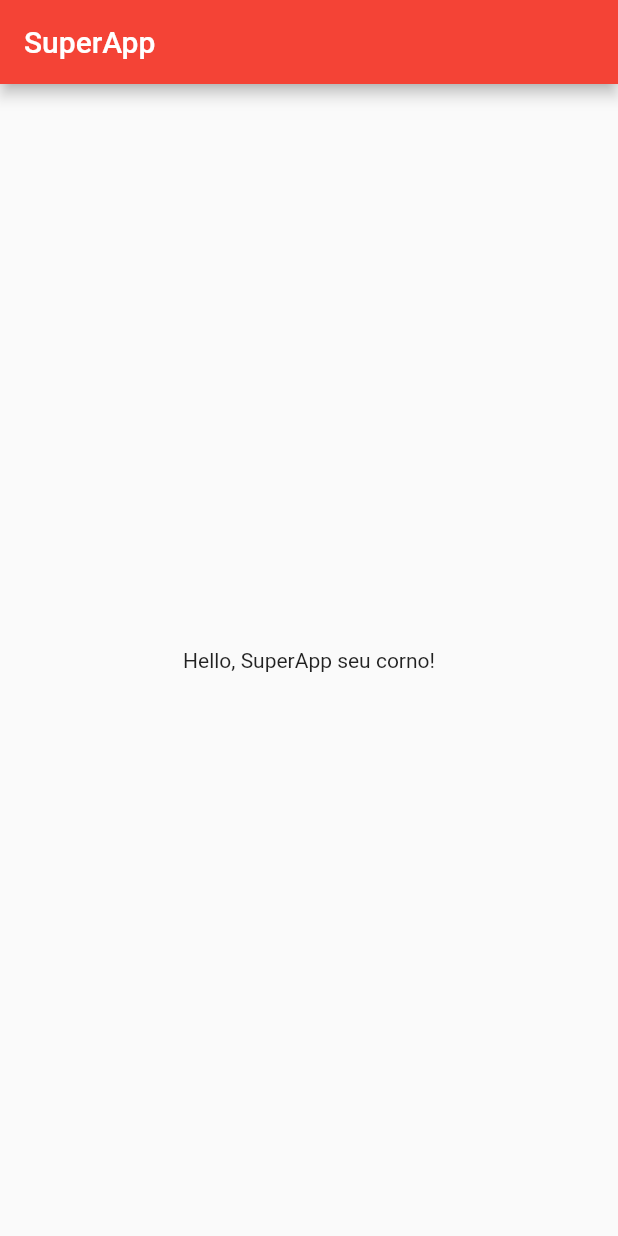
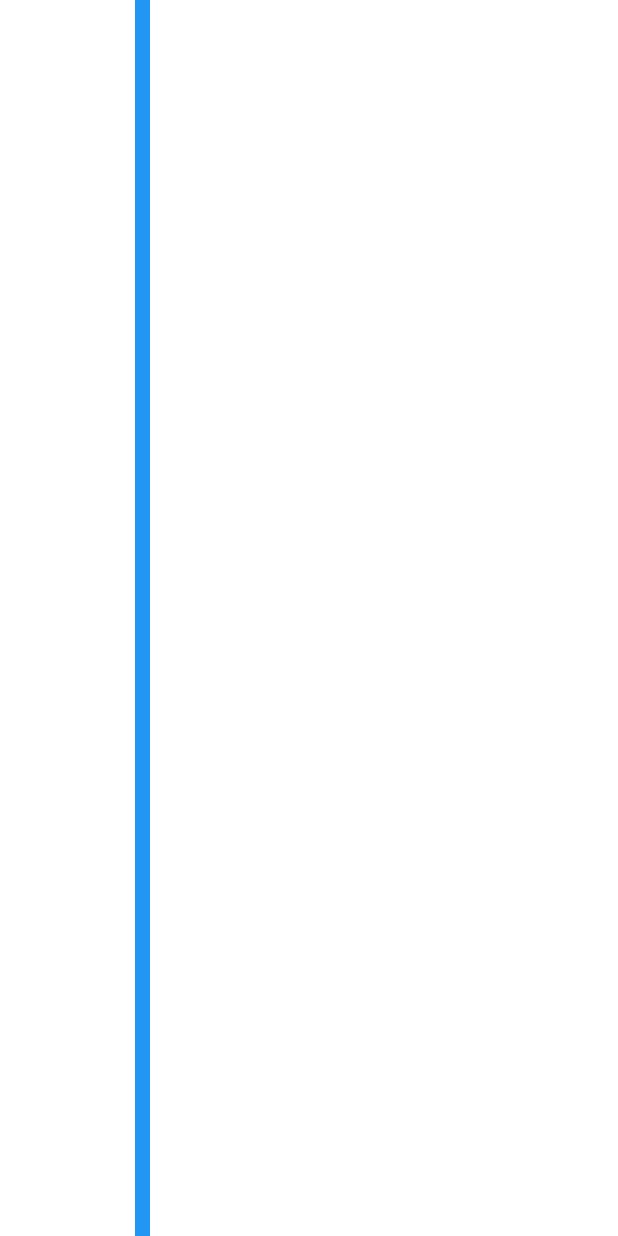
Before and after one commit to RodrigoToledo5599/AluraFlutter, a Flutter app: the screen it shows after launch, on a phone screen of 412 x 824 dp. Run offline on Flutter 3.47's test engine with Material 2 defaults, Android fonts, the phone set to English and light mode, and no system bars.

Commit message:
just saving the changes till now

```diff
--- a/lib/main.dart
+++ b/lib/main.dart
@@ -11,17 +11,9 @@ class MyApp extends StatelessWidget {
   // This widget is the root of your application.
   @override
   Widget build(BuildContext context) {
-    return MaterialApp(
-      title: 'SuperApp',
-      home: Scaffold(
-        appBar: AppBar(
-          title: Text('SuperApp'),
-          backgroundColor: Colors.red,
-        ),
-        body: Center(
-          child: Text('Hello, SuperApp seu corno!'),
-        ),
-      ),
-    );
+    return (Stack(children: <Widget>[
+      Container(width: 100, color: Colors.blue),
+      Container(width: 90, color: Colors.white)
+    ]));
   }
 }
--- a/pubspec.yaml
+++ b/pubspec.yaml
@@ -35,6 +35,7 @@ dependencies:
   # The following adds the Cupertino Icons font to your application.
   # Use with the CupertinoIcons class for iOS style icons.
   cupertino_icons: ^1.0.2
+  material: ^1.0.0+2
 
 dev_dependencies:
   flutter_test:
```
Also changed, not shown: lib/views/home.dart (added, +19 -0 lines), pubspec.lock.
